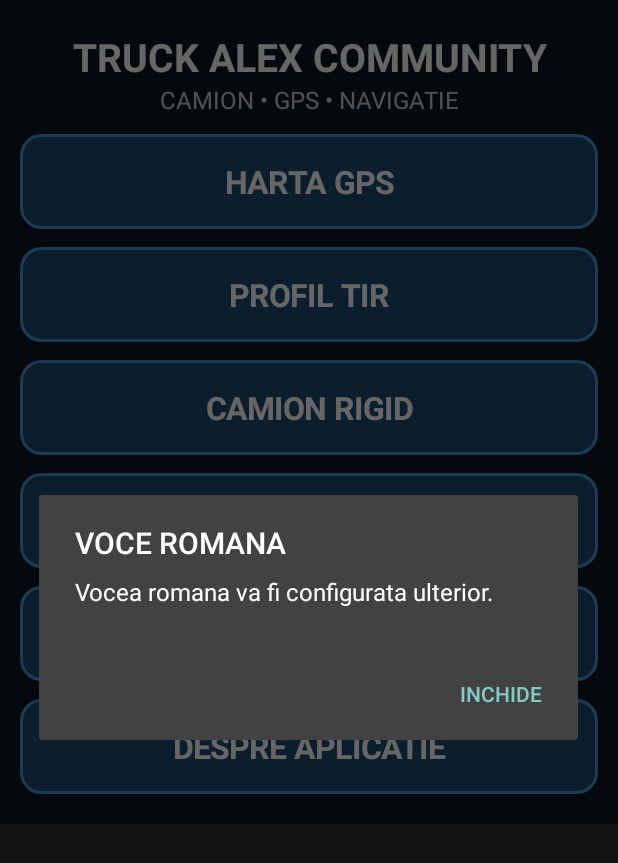
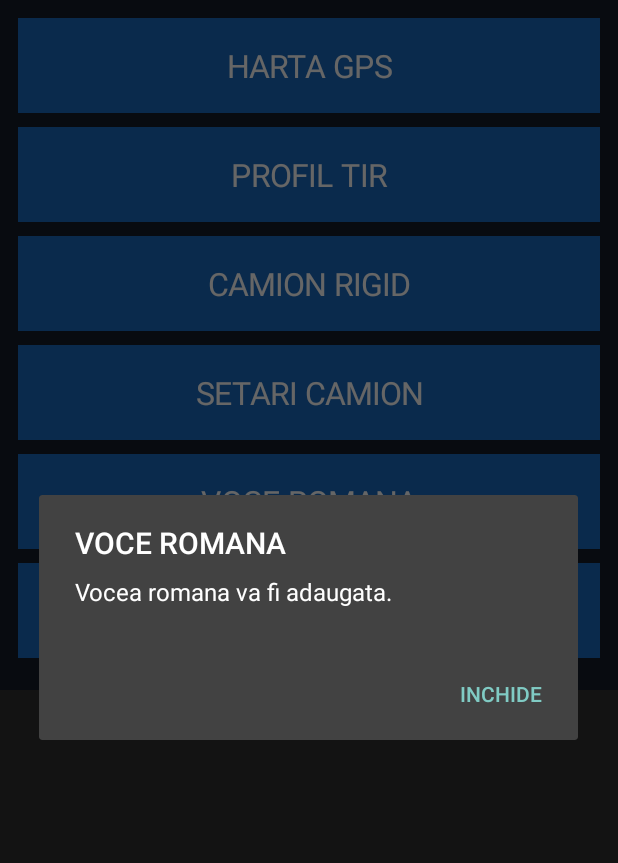
Before and after one commit to alialexturcu-ctrl/TRUCK-ALEX-COMMUNITY, an Android app: the screen it shows after launch (MainActivity), after a tap on "VOCE ROMANA", on a phone screen of 412 x 824 dp. Shown: the top 863 px of the screen. Run offline under Robolectric (Android 15) with nearby library versions, the phone set to English and light mode, and no system bars; libraries missing offline, so code that uses them is left out: org.osmdroid.config, org.osmdroid.tileprovider, org.osmdroid.util, org.osmdroid.views; 2 statements that could not run were skipped.

Commit message:
Refactor MainActivity and integrate OpenStreetMap
Refactor MainActivity to improve layout and add map functionality.

```diff
--- a/app/src/main/java/com/alex/truckcommunity/MainActivity.java
+++ b/app/src/main/java/com/alex/truckcommunity/MainActivity.java
@@ -1,86 +1,131 @@
+
 package com.alex.truckcommunity;
 
 import android.app.Activity;
 import android.app.AlertDialog;
 import android.os.Bundle;
 import android.graphics.Color;
-import android.graphics.Typeface;
-import android.graphics.drawable.GradientDrawable;
 import android.view.Gravity;
+import android.view.View;
 import android.widget.LinearLayout;
+import android.widget.ScrollView;
 import android.widget.TextView;
-import android.widget.ScrollView;
+
+import org.osmdroid.config.Configuration;
+import org.osmdroid.tileprovider.tilesource.TileSourceFactory;
+import org.osmdroid.util.GeoPoint;
+import org.osmdroid.views.MapView;
 
 public class MainActivity extends Activity {
 
-    LinearLayout layout;
+    private LinearLayout home;
+    private MapView mapView;
 
     @Override
     protected void onCreate(Bundle savedInstanceState) {
         super.onCreate(savedInstanceState);
+        Configuration.getInstance().setUserAgentValue(getPackageName());
+        showHome();
+    }
 
+    private void showHome() {
         ScrollView scroll = new ScrollView(this);
+        home = new LinearLayout(this);
+        home.setOrientation(LinearLayout.VERTICAL);
+        home.setPadding(18, 18, 18, 18);
+        home.setBackgroundColor(Color.rgb(20, 28, 40));
 
-        layout = new LinearLayout(this);
-        layout.setOrientation(LinearLayout.VERTICAL);
-        layout.setPadding(20, 30, 20, 30);
-        layout.setBackgroundColor(Color.rgb(13, 19, 29));
+        scroll.addView(home);
 
-        TextView title = new TextView(this);
-        title.setText("TRUCK ALEX COMMUNITY");
-        title.setTextColor(Color.WHITE);
-        title.setTextSize(26);
-        title.setGravity(Gravity.CENTER);
-        title.setTypeface(null, Typeface.BOLD);
-        layout.addView(title);
+        addPanel("HARTA GPS", "Deschide harta OpenStreetMap.");
+        addPanel("PROFIL TIR",
+                "Inaltime: 4.00 m\nLatime: 2.55 m\nLungime: 16.50 m\nGreutate: 40 tone");
+        addPanel("CAMION RIGID",
+                "Inaltime: 3.50 m\nLatime: 2.55 m\nLungime: 8.00 m\nGreutate: 18 tone\n2 axe");
+        addPanel("SETARI CAMION",
+                "Setarile camionului vor fi adaugate.");
+        addPanel("VOCE ROMANA",
+                "Vocea romana va fi adaugata.");
+        addPanel("DESPRE APLICATIE",
+                "TRUCK ALEX COMMUNITY\nVersiunea 1.0");
 
-        TextView subtitle = new TextView(this);
-        subtitle.setText("CAMION • GPS • NAVIGATIE");
-        subtitle.setTextColor(Color.LTGRAY);
-        subtitle.setTextSize(16);
-        subtitle.setGravity(Gravity.CENTER);
-        layout.addView(subtitle);
-
-        addPanel("HARTA GPS", "Navigatia GPS va fi adaugata ulterior.");
-        addPanel("PROFIL TIR", "INALTIME: 4,00 m\nLATIME: 2,55 m\nLUNGIME: 16,50 m\nGREUTATE: 40 tone");
-        addPanel("CAMION RIGID", "INALTIME: 3,50 m\nLATIME: 2,55 m\nLUNGIME: 8,00 m\nGREUTATE: 18 tone\n2 axe");
-        addPanel("SETARI CAMION", "Alege profilul TIR sau camion rigid.");
-        addPanel("VOCE ROMANA", "Vocea romana va fi configurata ulterior.");
-        addPanel("DESPRE APLICATIE", "TRUCK ALEX COMMUNITY\nVersiunea 1.0");
-
-        scroll.addView(layout);
         setContentView(scroll);
     }
 
-    private void addPanel(String name, String message) {
-
+    private void addPanel(String title, String message) {
         TextView panel = new TextView(this);
-        panel.setText(name);
+        panel.setText(title);
         panel.setTextColor(Color.WHITE);
         panel.setTextSize(21);
-        panel.setTypeface(null, Typeface.BOLD);
         panel.setGravity(Gravity.CENTER);
-        panel.setPadding(15, 15, 15, 15);
-
-        GradientDrawable background = new GradientDrawable();
-        background.setColor(Color.rgb(30, 75, 115));
-        background.setCornerRadius(20);
-        background.setStroke(3, Color.rgb(70, 150, 210));
-
-        panel.setBackground(background);
+        panel.setBackgroundColor(Color.rgb(25, 105, 190));
 
         LinearLayout.LayoutParams params =
-            new LinearLayout.LayoutParams(
-                LinearLayout.LayoutParams.MATCH_PARENT, 95);
+                new LinearLayout.LayoutParams(
+                        LinearLayout.LayoutParams.MATCH_PARENT, 95);
+        params.setMargins(0, 0, 0, 14);
+        home.addView(panel, params);
 
-        params.setMargins(0, 18, 0, 0);
-        layout.addView(panel, params);
+        panel.setOnClickListener(v -> {
+            if (title.equals("HARTA GPS")) {
+                showMap();
+            } else {
+                new AlertDialog.Builder(this)
+                        .setTitle(title)
+                        .setMessage(message)
+                        .setPositiveButton("INCHIDE", null)
+                        .show();
+            }
+        });
+    }
 
-        panel.setOnClickListener(v ->
-            new AlertDialog.Builder(this)
-                .setTitle(name)
-                .setMessage(message)
-                .setPositiveButton("INCHIDE", null)
-                .show());
+    private void showMap() {
+        Configuration.getInstance().setUserAgentValue(getPackageName());
+
+        LinearLayout screen = new LinearLayout(this);
+        screen.setOrientation(LinearLayout.VERTICAL);
+
+        TextView back = new TextView(this);
+        back.setText("← INAPOI");
+        back.setTextSize(20);
+        back.setTextColor(Color.WHITE);
+        back.setGravity(Gravity.CENTER);
+        back.setBackgroundColor(Color.rgb(25, 105, 190));
+        screen.addView(back,
+                new LinearLayout.LayoutParams(
+                        LinearLayout.LayoutParams.MATCH_PARENT, 60));
+
+        mapView = new MapView(this);
+        mapView.setTileSource(TileSourceFactory.MAPNIK);
+        mapView.setMultiTouchControls(true);
+        mapView.setBuiltInZoomControls(true);
+        mapView.getController().setZoom(5.5);
+        mapView.getController().setCenter(new GeoPoint(42.5, 12.5));
+
+        screen.addView(mapView,
+                new LinearLayout.LayoutParams(
+                        LinearLayout.LayoutParams.MATCH_PARENT, 0, 1));
+
+        back.setOnClickListener(v -> {
+            if (mapView != null) {
+                mapView.onPause();
+                mapView = null;
+            }
+            showHome();
+        });
+
+        setContentView(screen);
+    }
+
+    @Override
+    protected void onResume() {
+        super.onResume();
+        if (mapView != null) mapView.onResume();
+    }
+
+    @Override
+    protected void onPause() {
+        if (mapView != null) mapView.onPause();
+        super.onPause();
     }
 }
```
